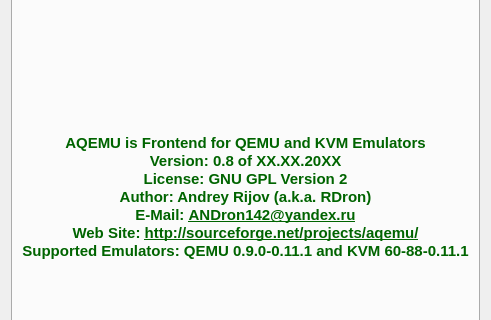
Before: the Qt Designer form About_Window.ui in qunying/aqemu-old, drawn with Qt 5; both pictures show x 0 to 491 and y 147 to 467 of the 491 by 565 pixel window.
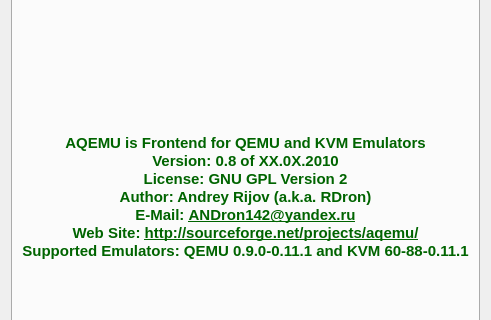
After: the same form once the commit is applied. Icons and pictures are not drawn.

Diff of the .ui file:
```diff
--- a/About_Window.ui
+++ b/About_Window.ui
@@ -60,7 +60,7 @@
 &lt;/head>
 &lt;body>
 &lt;p>AQEMU is Frontend for QEMU and KVM Emulators&lt;/p>
-&lt;p>Version: 0.8 of XX.XX.20XX&lt;/p>
+&lt;p>Version: 0.8 of XX.0X.2010&lt;/p>
 &lt;p>License: GNU GPL Version 2&lt;/p>
 &lt;p>Author: Andrey Rijov (a.k.a. RDron)&lt;/p>
 &lt;p>E-Mail: &lt;a href="mailto:ANDron142@yandex.ru">ANDron142@yandex.ru&lt;/a>&lt;/p>
```
